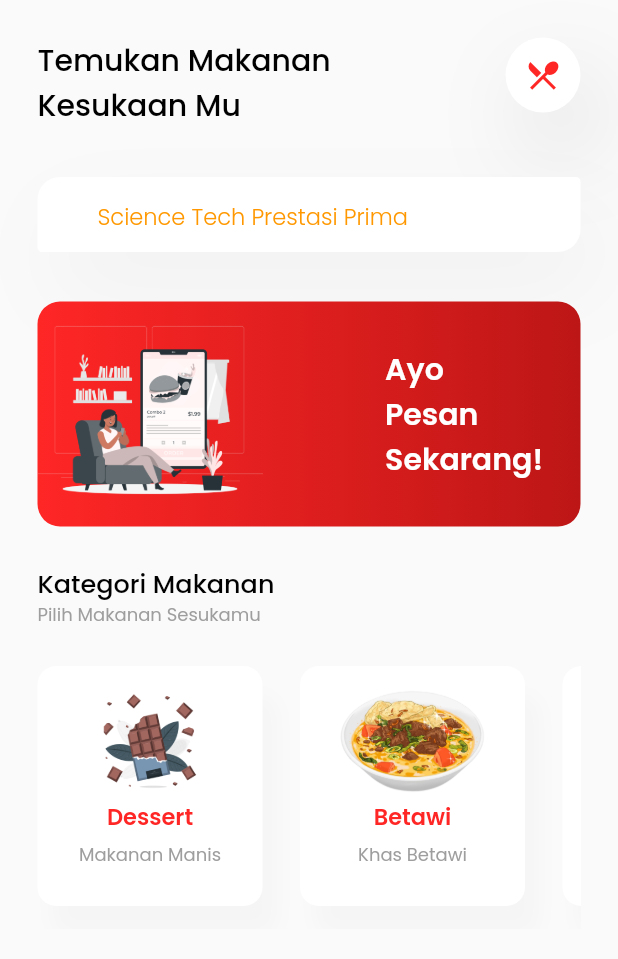
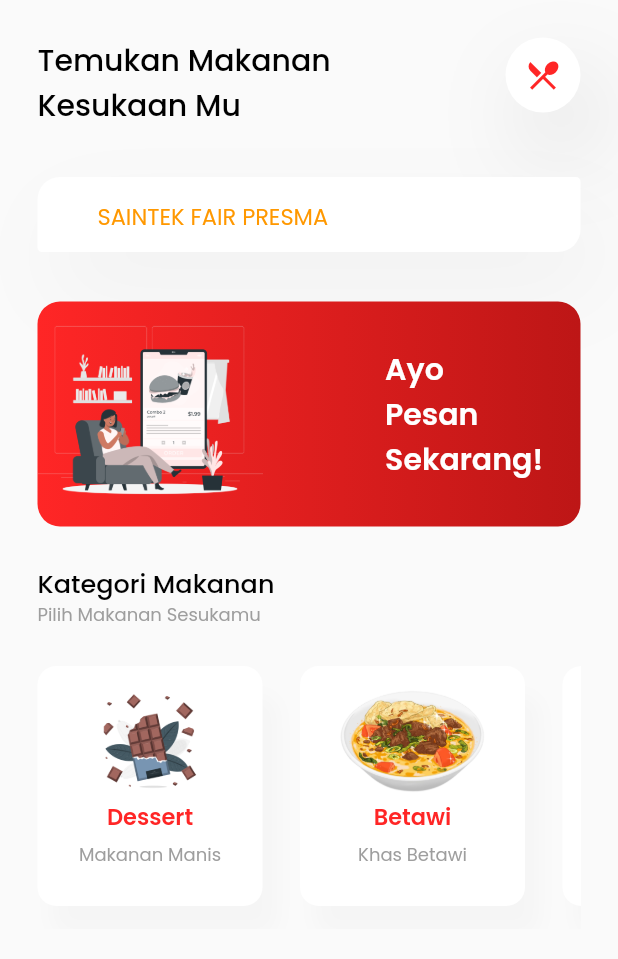
Before and after one commit to tasyarkh/Unite-Resto, a Flutter app: the screen it shows after launch, after a tap on "Masuk", on a phone screen of 412 x 824 dp, the part 90-1049 px from its top. Run offline on Flutter 3.47's test engine with Material 2 defaults, Android fonts, the phone set to English and light mode, and no system bars.

Commit message:
change content

```diff
--- a/lib/screens/home/components/body.dart
+++ b/lib/screens/home/components/body.dart
@@ -109,12 +109,12 @@ class SearchInput extends StatelessWidget {
                 bottomRight: Radius.circular(15))),
         padding: const EdgeInsets.only(top: 15, left: 40),
         child: const Text(
-          "Science Tech Prestasi Prima",
+          "SAINTEK FAIR PRESMA",
           style: TextStyle(
               color: Colors.orange,
               fontFamily: "Poppins",
               fontSize: 15,
-              fontWeight: FontWeight.w300),
+              fontWeight: FontWeight.w400),
         ),
       ),
     );
@@ -255,7 +255,6 @@ class CardListView extends StatelessWidget {
           ],
         ),
       ),
-
     );
   }
 }
```
